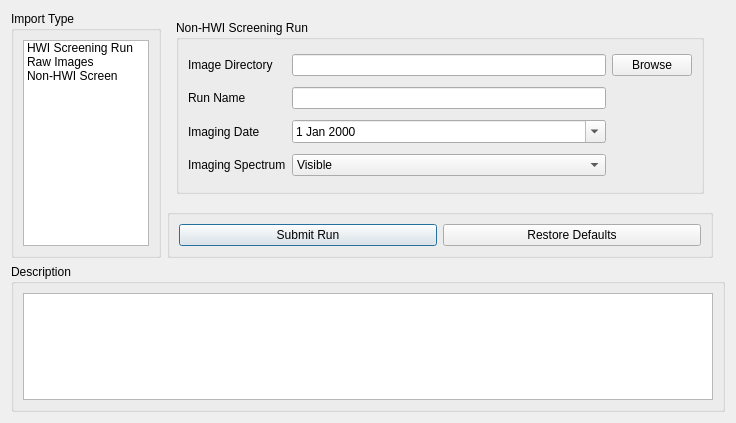
First picture: the form in pyqt_designer/run_importer.ui, repository Hauptman-Woodward/Marco_Polo, before the edit.
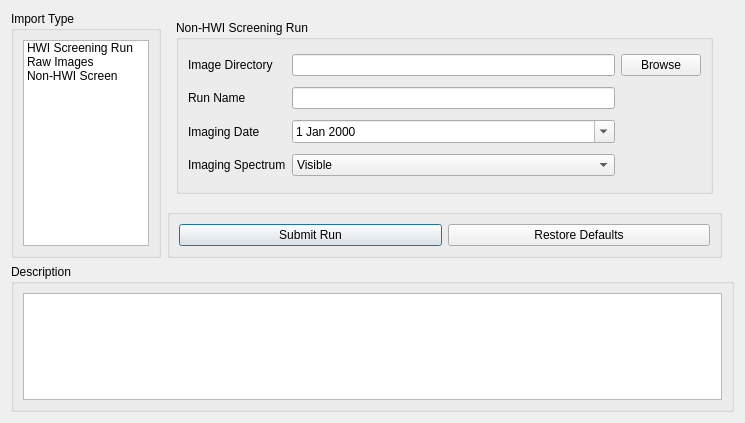
Second picture: the form after the edit. The open tabs and pages were chosen to show the change.

Commit message: add pyqt designer ui files

```diff
--- a/pyqt_designer/run_importer.ui
+++ b/pyqt_designer/run_importer.ui
@@ -6,7 +6,7 @@
    <rect>
     <x>0</x>
     <y>0</y>
-    <width>736</width>
+    <width>745</width>
     <height>423</height>
    </rect>
   </property>
```
Left out of the diff: 2 changed lines with no effect on the pictures. The commit also changes 3 other files.
